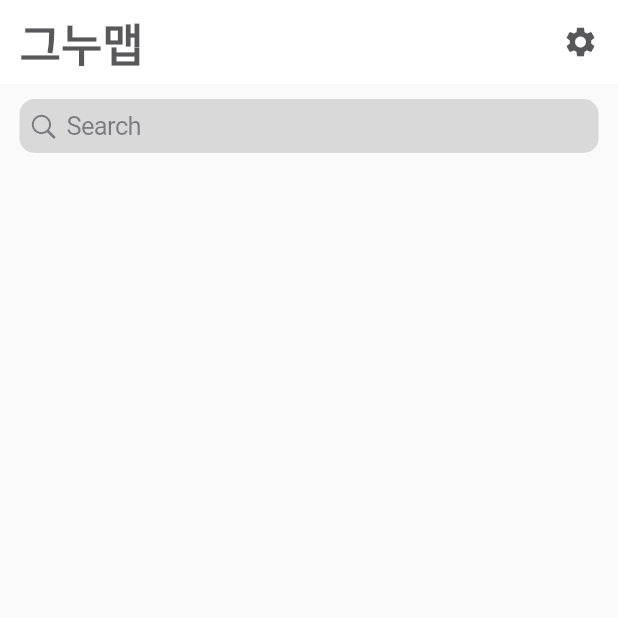
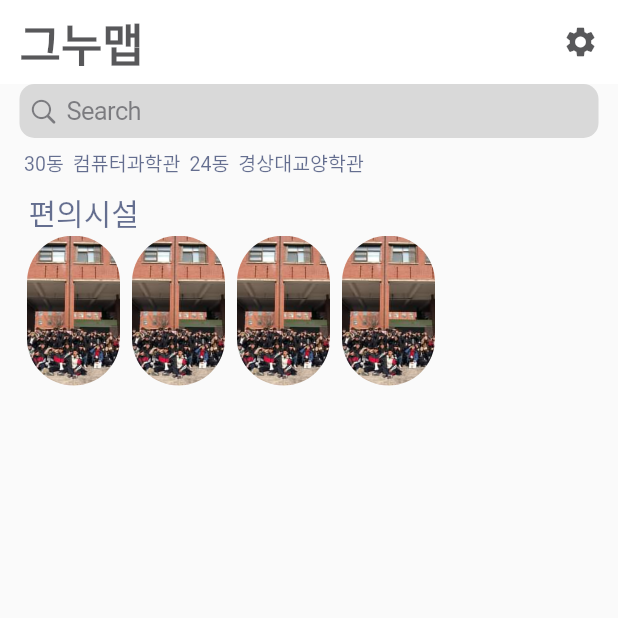
Before and after one commit to Soyuly/GNUMAP-front, a Flutter app: the screen it shows after launch, on a phone screen of 412 x 824 dp, the top half of it. Run offline on Flutter 3.47's test engine with Material 2 defaults, Android fonts, the phone set to English and light mode, and no system bars; Roboto replaces fonts that are missing (AppleSDGothicNeo).

Commit message:
오류복구

```diff
--- a/lib/mainpage.dart
+++ b/lib/mainpage.dart
@@ -15,7 +15,6 @@ class _MainPageState extends State<MainPage> {
       appBar: AppBar(
         titleSpacing: 0,
         title: Container(
-
           margin: const EdgeInsets.fromLTRB(13, 0, 13, 0),
           child: Row(
             mainAxisAlignment: MainAxisAlignment.spaceBetween,
@@ -27,24 +26,123 @@ class _MainPageState extends State<MainPage> {
                     fontFamily: 'AppleSDGothicNeo',
                     fontWeight: FontWeight.bold,
                   )),
-              Icon(
-                  Icons.settings,
-                  color : Color.fromRGBO(13, 13, 16, 0.69))
+              Icon(Icons.settings, color: Color.fromRGBO(13, 13, 16, 0.69))
             ],
           ),
         ),
         backgroundColor: Colors.white,
         elevation: 0,
-
       ),
       body: Container(
-        margin: const EdgeInsets.fromLTRB(13, 10, 13, 0),
-        child: CupertinoSearchTextField(decoration: BoxDecoration(
-          color: Color.fromRGBO(188, 188, 188, 0.54),
-            borderRadius: BorderRadius.circular(10)
-        ),),
+        margin: const EdgeInsets.fromLTRB(13, 0, 0, 0),
+        child: Column(children: [
+          Container(child: SearchBar()),
+          SizedBox(height: 35, child: History()),
+          Container(height: 30, width: 500, child: FavoriteTitle()),
+          SizedBox(
+            height: 100,
+            child: Favorite(),
+          )
+        ]),
       ),
-      bottomNavigationBar: BottomAppBar(),
     );
   }
 }
+
+class SearchBar extends StatefulWidget {
+  const SearchBar({Key? key}) : super(key: key);
+
+  @override
+  State<SearchBar> createState() => _SearchBarState();
+}
+
+class _SearchBarState extends State<SearchBar> {
+  @override
+  Widget build(BuildContext context) {
+    return Container(
+      margin: const EdgeInsets.fromLTRB(0, 0, 13, 0),
+      child: CupertinoSearchTextField(
+        itemSize: 20,
+        decoration: BoxDecoration(
+            color: Color.fromRGBO(188, 188, 188, 0.54),
+            borderRadius: BorderRadius.circular(10)),
+      ),
+    );
+  }
+}
+
+class History extends StatelessWidget {
+  const History({Key? key}) : super(key: key);
+  @override
+  Widget build(BuildContext context) {
+    final List<String> histories = <String>['30동', '컴퓨터과학관', '24동', '경상대교양학관'];
+    return Container(
+      margin: const EdgeInsets.fromLTRB(3, 7, 0, 0),
+      child: ListView.builder(
+          scrollDirection: Axis.horizontal,
+          itemCount: histories.length,
+          itemBuilder: (BuildContext context, int index) {
+            return Container(
+              margin: EdgeInsets.fromLTRB(0, 0, 6, 0),
+              child: Text(histories[index],
+                  style: TextStyle(
+                      fontSize: 13,
+                      color: Color.fromRGBO(0, 16, 72, 0.6),
+                      fontFamily: 'AppleSDGothicNeo')),
+            );
+          }),
+    );
+  }
+}
+
+class FavoriteTitle extends StatelessWidget {
+  const FavoriteTitle({Key? key}) : super(key: key);
+
+  @override
+  Widget build(BuildContext context) {
+    return Container(
+      margin: EdgeInsets.fromLTRB(6, 0, 0, 0),
+      child: Text('편의시설',
+          style: TextStyle(
+              fontSize: 20,
+              color: Color.fromRGBO(0, 16, 72, 0.6),
+              fontFamily: 'AppleSDGothicNeo')),
+    );
+  }
+}
+
+class Favorite extends StatefulWidget {
+  const Favorite({Key? key}) : super(key: key);
+
+  @override
+  State<Favorite> createState() => _FavoriteState();
+}
+
+class _FavoriteState extends State<Favorite> {
+  @override
+  Widget build(BuildContext context) {
+    final List<String> favoriteItems = <String>['도서관', '박물관', '컴퓨터과학관', '교양학관'];
+    final List<String> favoriteIndex = <String>['1동', '', '30동', '24동'];
+    return Container(
+        margin: EdgeInsets.fromLTRB(5, 0, 0, 0),
+        child: ListView.builder(
+            scrollDirection: Axis.horizontal,
+            itemCount: favoriteItems.length,
+            itemBuilder: (BuildContext context, int index) {
+              return SizedBox(
+                width: 70,
+                child: Container(
+                    margin: EdgeInsets.fromLTRB(0, 0, 8, 0),
+                    child: Scaffold(
+                      backgroundColor: Colors.transparent,
+                    ),
+                    decoration: BoxDecoration(
+                      image: DecorationImage(
+                          fit: BoxFit.cover,
+                          image: AssetImage('assets/cs.jpg')),
+                      borderRadius: BorderRadius.circular(50),
+                    )),
+              );
+            }));
+  }
+}
--- a/pubspec.yaml
+++ b/pubspec.yaml
@@ -58,9 +58,9 @@ flutter:
   uses-material-design: true
 
   # To add assets to your application, add an assets section, like this:
-  # assets:
-  #   - images/a_dot_burr.jpeg
-  #   - images/a_dot_ham.jpeg
+  assets:
+    - assets/cs.jpg
+
 
   # An image asset can refer to one or more resolution-specific "variants", see
   # https://flutter.dev/assets-and-images/#resolution-aware
```
Also changed, not shown: assets/cs.jpg (added).
